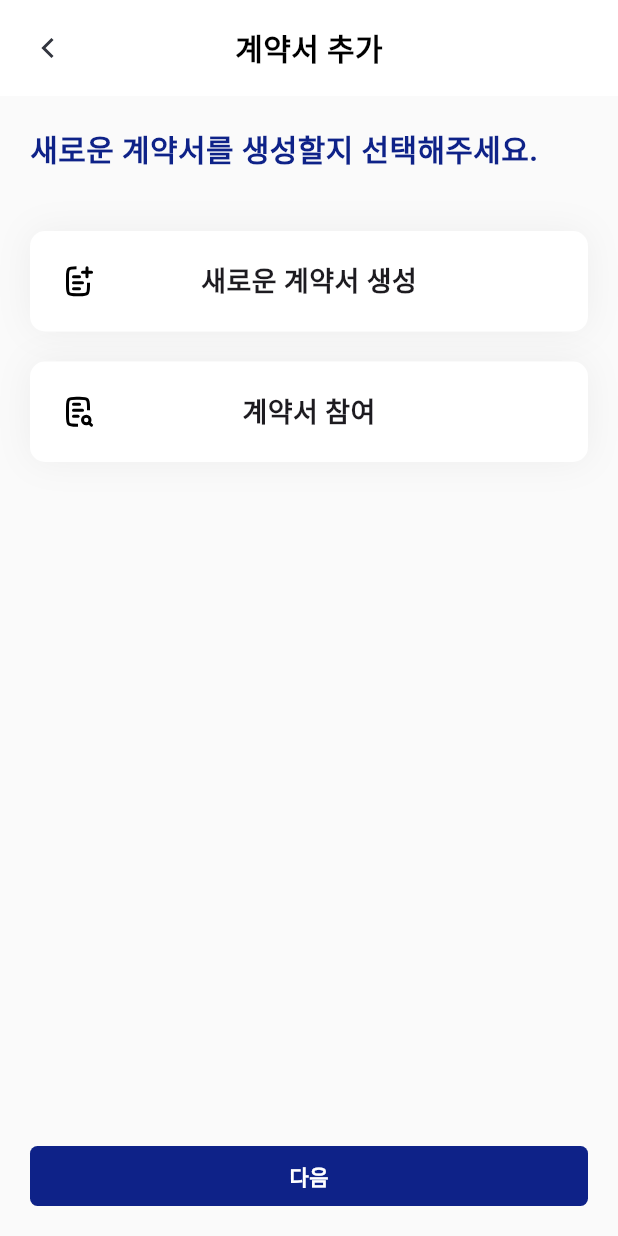
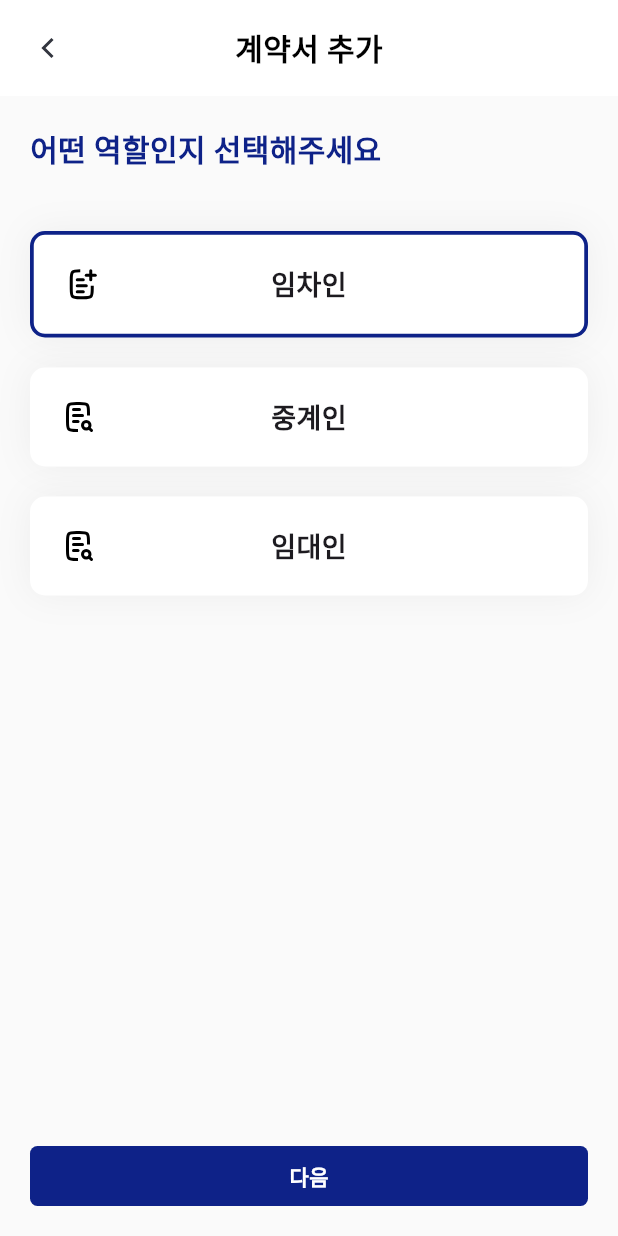
Before and after one commit to Yun-SeYeong/my_home_stair, a Flutter app: the CreateContractPage screen opened directly, on a phone screen of 412 x 824 dp. Run offline on Flutter 3.47's test engine with Material 3 defaults, Android fonts, the phone set to English and light mode, and no system bars; our stand-ins replace dio, equatable, flutter_bloc, flutter_svg, get_it, nested and 3 more; accounts and stored records are empty; generated files the repository leaves out were written again; project files that could hold a hidden picture were left out.

Commit message:
IOS 설정 및 TextField 등 디자인 수정

```diff
--- /dev/null
+++ b/devtools_options.yaml
@@ -0,0 +1,3 @@
+description: This file stores settings for Dart & Flutter DevTools.
+documentation: https://docs.flutter.dev/tools/devtools/extensions#configure-extension-enablement-states
+extensions:
--- a/lib/my_home_stair.dart
+++ b/lib/my_home_stair.dart
@@ -39,7 +39,10 @@ class _MyHomeStairState extends State<MyHomeStair> {
   Widget build(BuildContext context) {
     return MaterialApp(
         theme: ThemeData(
-          primaryColor: ColorStyles.primaryColor,
+          colorScheme: Theme.of(context).colorScheme.copyWith(
+                primary: ColorStyles.primaryColor,
+                surfaceBright: Colors.white,
+              ),
           fontFamily: 'Pretendard',
         ),
         initialRoute: SplashPage.route,
--- a/lib/presentation/contract/create_contract/create_contract_page.dart
+++ b/lib/presentation/contract/create_contract/create_contract_page.dart
@@ -16,6 +16,13 @@ class _CreateContractPageState extends State<CreateContractPage> {
   @override
   Widget build(BuildContext context) {
     final statusBarHeight = MediaQuery.of(context).viewPadding.top;
+    final isContractNew = true;
+    final pageIndex = 1;
+
+    final pages = [
+      _selectNewOrJoinWidget(isContractNew),
+      _selectContractRoleType(isContractNew),
+    ];
 
     return Scaffold(
       resizeToAvoidBottomInset: false,
@@ -39,7 +46,7 @@ class _CreateContractPageState extends State<CreateContractPage> {
               child: Container(
                 color: ColorStyles.backgroundColor,
                 padding: const EdgeInsets.symmetric(horizontal: 20),
-                child: _selectNewOrJoinWidget(),
+                child: pages[pageIndex],
               ),
             ),
             Positioned(
@@ -57,13 +64,13 @@ class _CreateContractPageState extends State<CreateContractPage> {
     );
   }
 
-  Column _selectNewOrJoinWidget() {
+  Column _selectNewOrJoinWidget(bool isContractNew) {
     return Column(
       crossAxisAlignment: CrossAxisAlignment.start,
       children: [
         const SizedBox(height: 20),
         const Text(
-          '새로운 계약서를 생성할지 선택해주세요.',
+          '계약서 생성 여부를 선택해주세요.',
           style: TextStyle(
             fontSize: 20,
             fontWeight: FontWeight.bold,
@@ -79,6 +86,7 @@ class _CreateContractPageState extends State<CreateContractPage> {
               )),
           '새로운 계약서 생성',
           () {},
+          isContractNew,
         ),
         const SizedBox(height: 20),
         _button(
@@ -89,17 +97,71 @@ class _CreateContractPageState extends State<CreateContractPage> {
               )),
           '계약서 참여',
           () {},
+          !isContractNew,
         ),
       ],
     );
   }
 
-  Widget _button(Widget icon, String text, Function onTap) {
+  Column _selectContractRoleType(bool isContractNew) {
+    return Column(
+      crossAxisAlignment: CrossAxisAlignment.start,
+      children: [
+        const SizedBox(height: 20),
+        const Text(
+          '어떤 역할인지 선택해주세요',
+          style: TextStyle(
+            fontSize: 20,
+            fontWeight: FontWeight.bold,
+            color: ColorStyles.primaryColor,
+          ),
+        ),
+        const SizedBox(height: 40),
+        _button(
+          SvgPicture.asset('images/AddContract.svg',
+              colorFilter: const ColorFilter.mode(
+                Colors.black,
+                BlendMode.srcIn,
+              )),
+          '임차인',
+          () {},
+          isContractNew,
+        ),
+        const SizedBox(height: 20),
+        _button(
+          SvgPicture.asset('images/File_dock_search.svg',
+              colorFilter: const ColorFilter.mode(
+                Colors.black,
+                BlendMode.srcIn,
+              )),
+          '중계인',
+          () {},
+          !isContractNew,
+        ),
+        const SizedBox(height: 20),
+        _button(
+          SvgPicture.asset('images/File_dock_search.svg',
+              colorFilter: const ColorFilter.mode(
+                Colors.black,
+                BlendMode.srcIn,
+              )),
+          '임대인',
+          () {},
+          !isContractNew,
+        ),
+      ],
+    );
+  }
+
+  Widget _button(Widget icon, String text, Function onTap, bool isCheck) {
     return Container(
       padding: const EdgeInsets.all(20.0),
       decoration: BoxDecoration(
         borderRadius: BorderRadius.circular(10),
         color: Colors.white,
+        border: isCheck
+            ? Border.all(color: ColorStyles.primaryColor, width: 2.5)
+            : null,
         boxShadow: [
           BoxShadow(
             color: Colors.black.withOpacity(0.05), // 그림자의 색상 및 투명도
--- a/lib/presentation/home/home_page.dart
+++ b/lib/presentation/home/home_page.dart
@@ -31,13 +31,14 @@ class _HomePageState extends State<HomePage> {
   @override
   Widget build(BuildContext context) {
     final statusBarHeight = MediaQuery.of(context).viewPadding.top;
+    final bottomPadding = MediaQuery.of(context).viewPadding.bottom;
     final uiState = context.watch<HomePageBloc>().state;
 
     return Scaffold(
       resizeToAvoidBottomInset: false,
       body: Container(
         color: Colors.white,
-        padding: EdgeInsets.symmetric(vertical: statusBarHeight),
+        padding: EdgeInsets.only(top: statusBarHeight, bottom: bottomPadding),
         child: Stack(
           children: [
             Positioned(
```
Also changed, not shown: lib/presentation/home/archive_page.dart (+7 -3 lines), lib/presentation/login/login_page.dart (+8 -10 lines), pubspec.lock, 3 other files.
